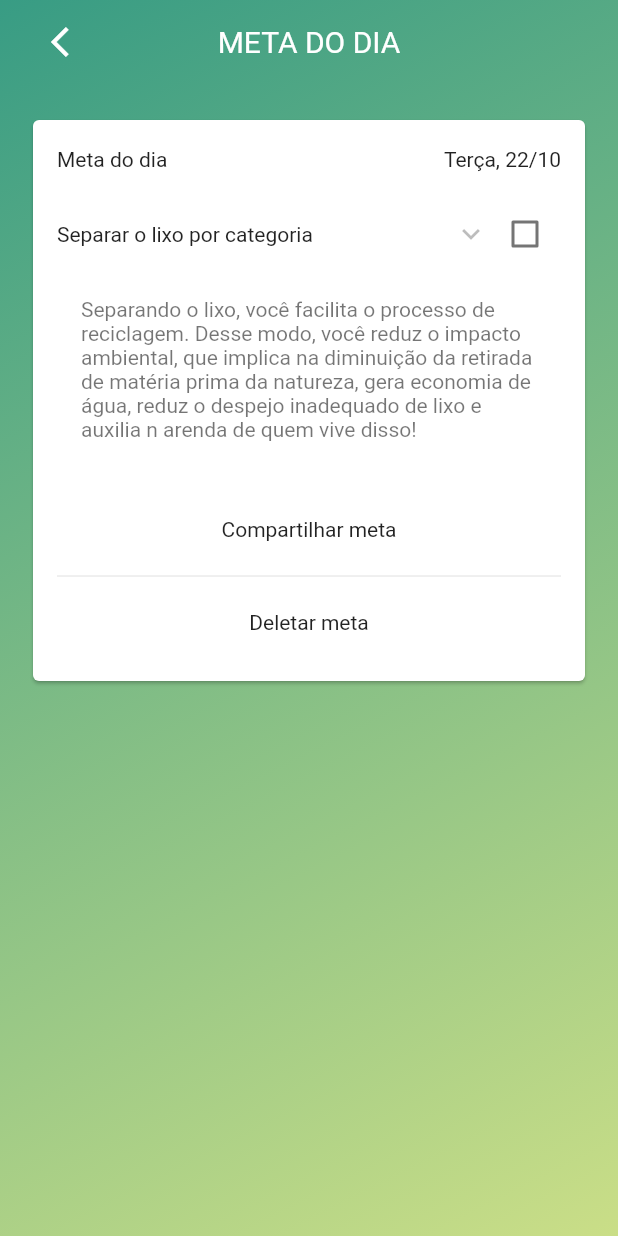
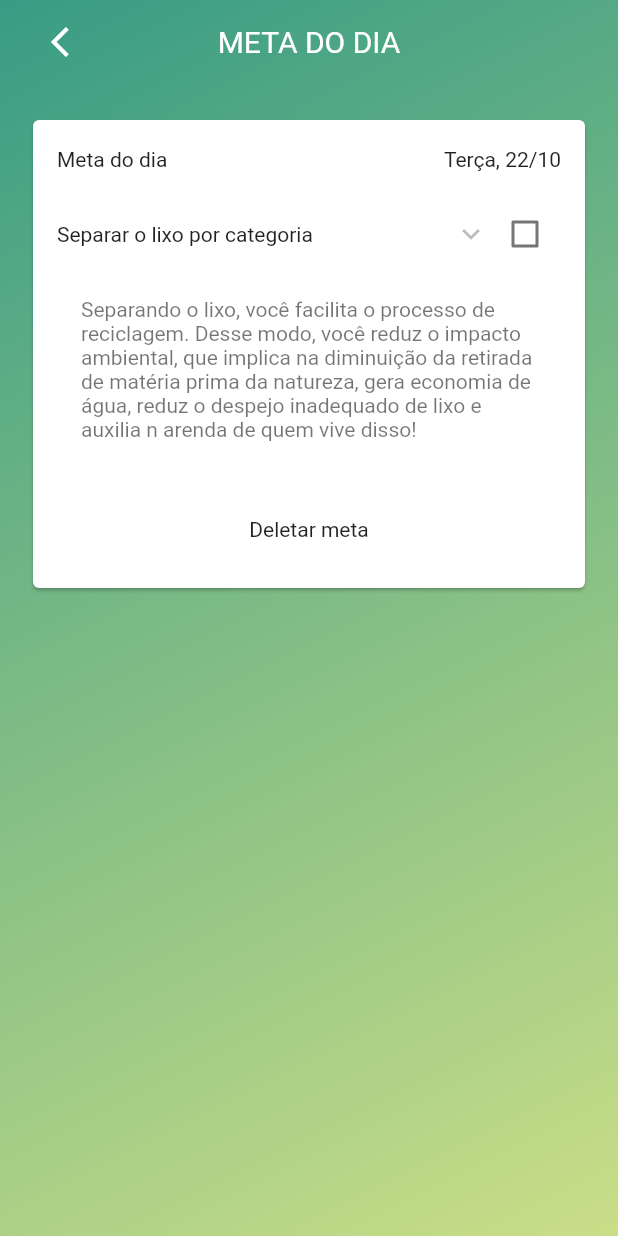
Before and after one commit to DevMobUFRJ/Germinar, a Flutter app: the screen it shows after launch, after a tap on "Separar o lixo por categoria", on a phone screen of 412 x 824 dp. Run offline on Flutter 3.47's test engine with Material 2 defaults, Android fonts, the phone set to English and light mode, and no system bars; our stand-ins replace sqflite; accounts and stored records are empty.

Commit message:
* Remover compartilhamento e adicionar ação na checkbox da config de meta

```diff
--- a/lib/habit_settings.dart
+++ b/lib/habit_settings.dart
@@ -302,11 +302,19 @@ class _HabitSettingsState extends State<HabitSettings> {
                                 color: Colors.black26,
                               ),
                               widget.habitDay != null
-                                  ? Checkbox(
-                                      value: widget.habitDay.done,
-                                      activeColor: Color(0xffC5E2D0),
-                                      onChanged: (_) {},
-                                    )
+                                  ? ScopedModelDescendant<MainScopedModel>(
+                                      builder: (context, _, mainModel) =>
+                                          Checkbox(
+                                            value: widget.habitDay.done,
+                                            activeColor: Color(0xffC5E2D0),
+                                            onChanged: (_) {
+                                              widget.habitDay.done =
+                                                  !widget.habitDay.done;
+                                              mainModel.updateHabitDayStatus(
+                                                  widget.habitDay,
+                                                  widget.habitDay.done);
+                                            },
+                                          ))
                                   : Container(),
                             ],
                           ),
@@ -320,20 +328,20 @@ class _HabitSettingsState extends State<HabitSettings> {
                             ),
                           ),
                           SizedBox(height: 36),
-                          GestureDetector(
-                            child: Container(
-                              height: 46,
-                              child: Row(
-                                mainAxisSize: MainAxisSize.max,
-                                mainAxisAlignment: MainAxisAlignment.center,
-                                children: <Widget>[Text('Compartilhar meta')],
-                              ),
-                            ),
-                            onTap: () {
-                              //TODO: implentar função de compartilhar
-                            },
-                          ),
-                          Divider(),
+//                          GestureDetector(
+//                            child: Container(
+//                              height: 46,
+//                              child: Row(
+//                                mainAxisSize: MainAxisSize.max,
+//                                mainAxisAlignment: MainAxisAlignment.center,
+//                                children: <Widget>[Text('Compartilhar meta')],
+//                              ),
+//                            ),
+//                            onTap: () {
+//                              //TODO: implentar função de compartilhar
+//                            },
+//                          ),
+//                          Divider(),
                           GestureDetector(
                             child: Container(
                               height: 46,
```
